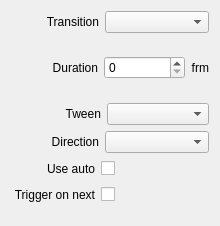
Before: the Qt Designer form src/Widgets/Inspector/InspectorFadeToBlackWidget.ui in CasparCG/client, drawn with Qt 5.
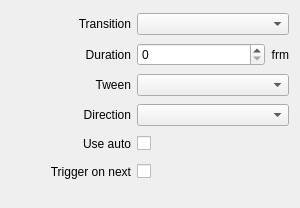
After: the same form once the commit is applied.

Commit message: Simplify layout of inspector widgets

Patch:
```diff
--- a/src/Widgets/Inspector/InspectorFadeToBlackWidget.ui
+++ b/src/Widgets/Inspector/InspectorFadeToBlackWidget.ui
@@ -6,8 +6,8 @@
    <rect>
     <x>0</x>
     <y>0</y>
-    <width>220</width>
-    <height>226</height>
+    <width>300</width>
+    <height>208</height>
    </rect>
   </property>
   <property name="sizePolicy">
@@ -16,67 +16,50 @@
     <verstretch>0</verstretch>
    </sizepolicy>
   </property>
-  <layout class="QVBoxLayout" name="verticalLayout">
-   <item>
-    <layout class="QHBoxLayout" name="horizontalLayoutTransition">
-     <item>
-      <spacer name="horizontalSpacerTransition">
-       <property name="orientation">
-        <enum>Qt::Horizontal</enum>
-       </property>
-       <property name="sizeType">
-        <enum>QSizePolicy::Fixed</enum>
-       </property>
-       <property name="sizeHint" stdset="0">
+  <layout class="QGridLayout" name="gridLayout">
+   <property name="bottomMargin">
+    <number>20</number>
+   </property>
+   <item row="2" column="0">
+    <widget class="QLabel" name="labelTween">
+     <property name="minimumSize">
         <size>
-         <width>35</width>
-         <height>20</height>
-        </size>
-       </property>
-      </spacer>
-     </item>
-     <item>
-      <widget class="QLabel" name="labelTransition">
+       <width>120</width>
+       <height>0</height>
+      </size>
+     </property>
        <property name="text">
-        <string>Transition</string>
+      <string>Tween</string>
        </property>
        <property name="alignment">
         <set>Qt::AlignRight|Qt::AlignTrailing|Qt::AlignVCenter</set>
        </property>
       </widget>
      </item>
-     <item>
-      <widget class="QComboBox" name="comboBoxTransition">
-       <property name="sizePolicy">
-        <sizepolicy hsizetype="Expanding" vsizetype="Fixed">
-         <horstretch>0</horstretch>
-         <verstretch>0</verstretch>
-        </sizepolicy>
-       </property>
-      </widget>
-     </item>
-    </layout>
-   </item>
-   <item>
-    <layout class="QHBoxLayout" name="horizontalLayoutTransitionDuration">
-     <item>
-      <spacer name="horizontalSpacerTransitionDuration">
-       <property name="orientation">
-        <enum>Qt::Horizontal</enum>
-       </property>
-       <property name="sizeType">
-        <enum>QSizePolicy::Fixed</enum>
-       </property>
-       <property name="sizeHint" stdset="0">
+   <item row="4" column="0">
+    <widget class="QLabel" name="labelUseAuto">
+     <property name="minimumSize">
         <size>
-         <width>41</width>
-         <height>20</height>
-        </size>
-       </property>
-      </spacer>
-     </item>
-     <item>
+       <width>120</width>
+       <height>0</height>
+      </size>
+     </property>
+     <property name="text">
+      <string>Use auto</string>
+     </property>
+     <property name="alignment">
+      <set>Qt::AlignRight|Qt::AlignTrailing|Qt::AlignVCenter</set>
+     </property>
+    </widget>
+   </item>
+   <item row="1" column="0">
       <widget class="QLabel" name="labelTransitionDuration">
+     <property name="minimumSize">
+      <size>
+       <width>120</width>
+       <height>0</height>
+      </size>
+     </property>
        <property name="text">
         <string>Duration</string>
        </property>
@@ -85,7 +68,17 @@
        </property>
       </widget>
      </item>
-     <item>
+   <item row="1" column="2">
+    <widget class="QLabel" name="labelFrm1">
+     <property name="text">
+      <string>frm</string>
+     </property>
+     <property name="alignment">
+      <set>Qt::AlignRight|Qt::AlignTrailing|Qt::AlignVCenter</set>
+     </property>
+    </widget>
+   </item>
+   <item row="1" column="1">
       <widget class="QSpinBox" name="spinBoxTransitionDuration">
        <property name="sizePolicy">
         <sizepolicy hsizetype="Expanding" vsizetype="Fixed">
@@ -98,78 +91,30 @@
        </property>
       </widget>
      </item>
-     <item>
-      <widget class="QLabel" name="labelFrm1">
-       <property name="text">
-        <string>frm</string>
-       </property>
-       <property name="alignment">
-        <set>Qt::AlignRight|Qt::AlignTrailing|Qt::AlignVCenter</set>
-       </property>
-      </widget>
-     </item>
-    </layout>
-   </item>
-   <item>
-    <layout class="QHBoxLayout" name="horizontalLayoutTween">
-     <item>
-      <spacer name="horizontalSpacerTween">
-       <property name="orientation">
-        <enum>Qt::Horizontal</enum>
-       </property>
-       <property name="sizeType">
-        <enum>QSizePolicy::Fixed</enum>
-       </property>
-       <property name="sizeHint" stdset="0">
+   <item row="5" column="0">
+    <widget class="QLabel" name="labelTriggerOnNext">
+     <property name="minimumSize">
         <size>
-         <width>54</width>
-         <height>20</height>
-        </size>
-       </property>
-      </spacer>
-     </item>
-     <item>
-      <widget class="QLabel" name="labelTween">
+       <width>120</width>
+       <height>0</height>
+      </size>
+     </property>
        <property name="text">
-        <string>Tween</string>
+      <string>Trigger on next</string>
        </property>
        <property name="alignment">
         <set>Qt::AlignRight|Qt::AlignTrailing|Qt::AlignVCenter</set>
        </property>
       </widget>
      </item>
-     <item>
-      <widget class="QComboBox" name="comboBoxTween">
-       <property name="sizePolicy">
-        <sizepolicy hsizetype="Expanding" vsizetype="Fixed">
-         <horstretch>0</horstretch>
-         <verstretch>0</verstretch>
-        </sizepolicy>
-       </property>
-      </widget>
-     </item>
-    </layout>
-   </item>
-   <item>
-    <layout class="QHBoxLayout" name="horizontalLayoutDirection">
-     <item>
-      <spacer name="horizontalSpacerDirection">
-       <property name="orientation">
-        <enum>Qt::Horizontal</enum>
-       </property>
-       <property name="sizeType">
-        <enum>QSizePolicy::Fixed</enum>
-       </property>
-       <property name="sizeHint" stdset="0">
-        <size>
-         <width>40</width>
-         <height>20</height>
-        </size>
-       </property>
-      </spacer>
-     </item>
-     <item>
+   <item row="3" column="0">
       <widget class="QLabel" name="labelDirection">
+     <property name="minimumSize">
+      <size>
+       <width>120</width>
+       <height>0</height>
+      </size>
+     </property>
        <property name="text">
         <string>Direction</string>
        </property>
@@ -178,7 +123,23 @@
        </property>
       </widget>
      </item>
-     <item>
+   <item row="0" column="0">
+    <widget class="QLabel" name="labelTransition">
+     <property name="minimumSize">
+      <size>
+       <width>120</width>
+       <height>0</height>
+      </size>
+     </property>
+     <property name="text">
+      <string>Transition</string>
+     </property>
+     <property name="alignment">
+      <set>Qt::AlignRight|Qt::AlignTrailing|Qt::AlignVCenter</set>
+     </property>
+    </widget>
+   </item>
+   <item row="3" column="1" colspan="2">
       <widget class="QComboBox" name="comboBoxDirection">
        <property name="sizePolicy">
         <sizepolicy hsizetype="Expanding" vsizetype="Fixed">
@@ -188,36 +149,8 @@
        </property>
       </widget>
      </item>
-    </layout>
-   </item>
-   <item>
+   <item row="4" column="1" colspan="2">
     <layout class="QHBoxLayout" name="horizontalLayoutUseAuto">
-     <item>
-      <spacer name="horizontalSpacerUseAuto1">
-       <property name="orientation">
-        <enum>Qt::Horizontal</enum>
-       </property>
-       <property name="sizeType">
-        <enum>QSizePolicy::Fixed</enum>
-       </property>
-       <property name="sizeHint" stdset="0">
-        <size>
-         <width>36</width>
-         <height>20</height>
-        </size>
-       </property>
-      </spacer>
-     </item>
-     <item>
-      <widget class="QLabel" name="labelUseAuto">
-       <property name="text">
-        <string>Use auto</string>
-       </property>
-       <property name="alignment">
-        <set>Qt::AlignRight|Qt::AlignTrailing|Qt::AlignVCenter</set>
-       </property>
-      </widget>
-     </item>
      <item>
       <widget class="QCheckBox" name="checkBoxUseAuto">
        <property name="layoutDirection">
@@ -243,34 +176,18 @@
      </item>
     </layout>
    </item>
-   <item>
+   <item row="2" column="1" colspan="2">
+    <widget class="QComboBox" name="comboBoxTween">
+     <property name="sizePolicy">
+      <sizepolicy hsizetype="Expanding" vsizetype="Fixed">
+       <horstretch>0</horstretch>
+       <verstretch>0</verstretch>
+      </sizepolicy>
+     </property>
+    </widget>
+   </item>
+   <item row="5" column="1" colspan="2">
     <layout class="QHBoxLayout" name="horizontalLayoutTriggerOnNext">
-     <item>
-      <spacer name="horizontalSpacerTriggerOnNext1">
-       <property name="orientation">
-        <enum>Qt::Horizontal</enum>
-       </property>
-       <property name="sizeType">
-        <enum>QSizePolicy::Fixed</enum>
-       </property>
-       <property name="sizeHint" stdset="0">
-        <size>
-         <width>2</width>
-         <height>20</height>
-        </size>
-       </property>
-      </spacer>
-     </item>
-     <item>
-      <widget class="QLabel" name="labelTriggerOnNext">
-       <property name="text">
-        <string>Trigger on next</string>
-       </property>
-       <property name="alignment">
-        <set>Qt::AlignRight|Qt::AlignTrailing|Qt::AlignVCenter</set>
-       </property>
-      </widget>
-     </item>
      <item>
       <widget class="QCheckBox" name="checkBoxTriggerOnNext">
        <property name="layoutDirection">
@@ -296,21 +213,15 @@
      </item>
     </layout>
    </item>
-   <item>
-    <spacer name="verticalSpacerColor">
-     <property name="orientation">
-      <enum>Qt::Vertical</enum>
+   <item row="0" column="1" colspan="2">
+    <widget class="QComboBox" name="comboBoxTransition">
+     <property name="sizePolicy">
+      <sizepolicy hsizetype="Expanding" vsizetype="Fixed">
+       <horstretch>0</horstretch>
+       <verstretch>0</verstretch>
+      </sizepolicy>
      </property>
-     <property name="sizeType">
-      <enum>QSizePolicy::Fixed</enum>
-     </property>
-     <property name="sizeHint" stdset="0">
-      <size>
-       <width>20</width>
-       <height>10</height>
-      </size>
-     </property>
-    </spacer>
+    </widget>
    </item>
   </layout>
  </widget>
```
Left out of the diff: 8 changed lines with no effect on the pictures. Lines whose indentation alone changed are shown as unchanged. The commit also changes 58 other files.
